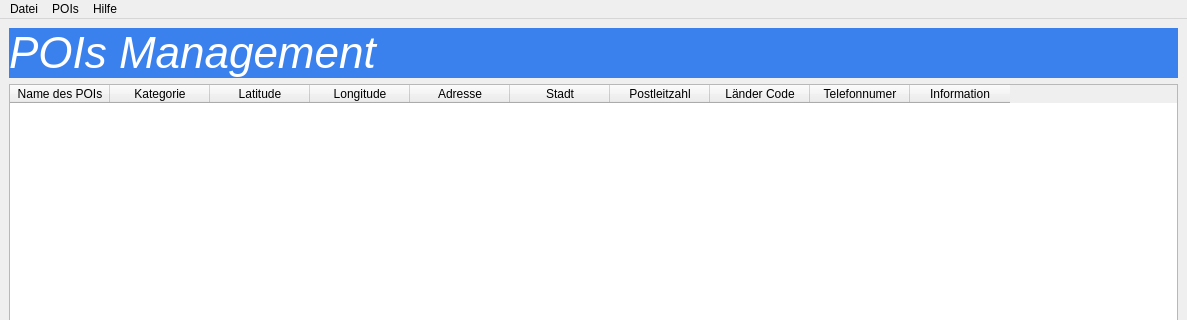
This is src/main_window.ui in bbulis-tgm/pois_management as Qt 5 draws it before an edit; both pictures show x 0 to 1187 and y 0 to 320 of the 1187 by 721 pixel window. The edited form follows.
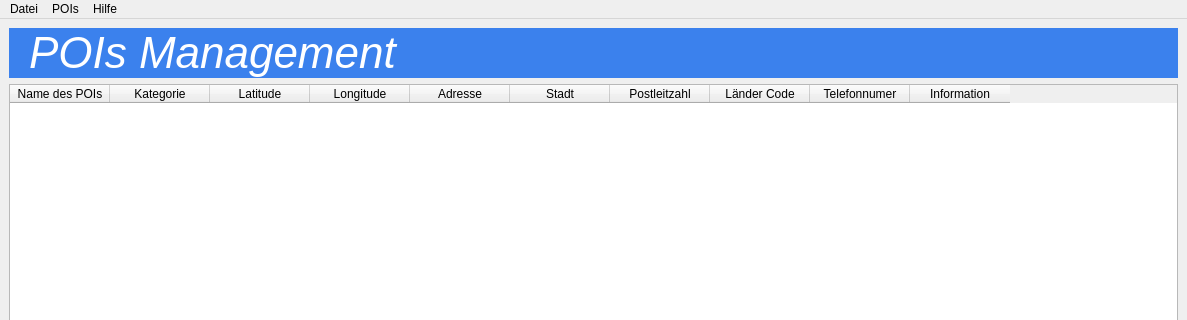
This is the edited form.

```diff
--- a/src/main_window.ui
+++ b/src/main_window.ui
@@ -45,7 +45,7 @@
        <number>20</number>
       </property>
       <property name="indent">
-       <number>0</number>
+       <number>20</number>
       </property>
       <property name="textInteractionFlags">
        <set>Qt::LinksAccessibleByMouse|Qt::TextEditable</set>
```
Left out of the diff: 24 changed lines with no effect on the pictures.
